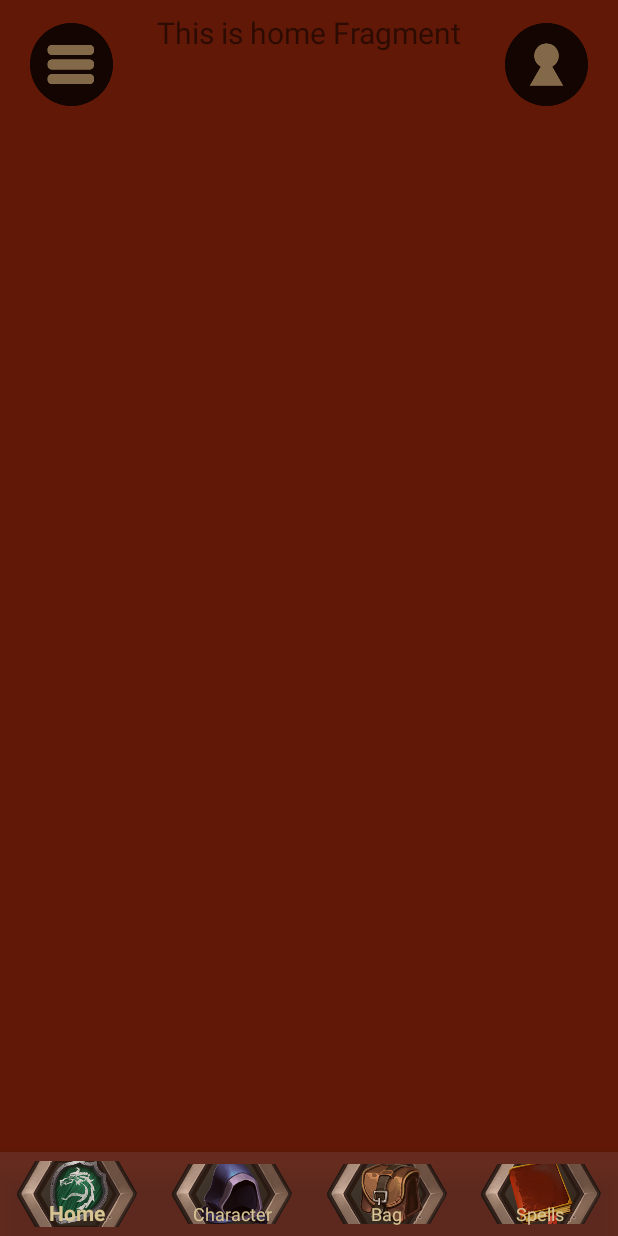
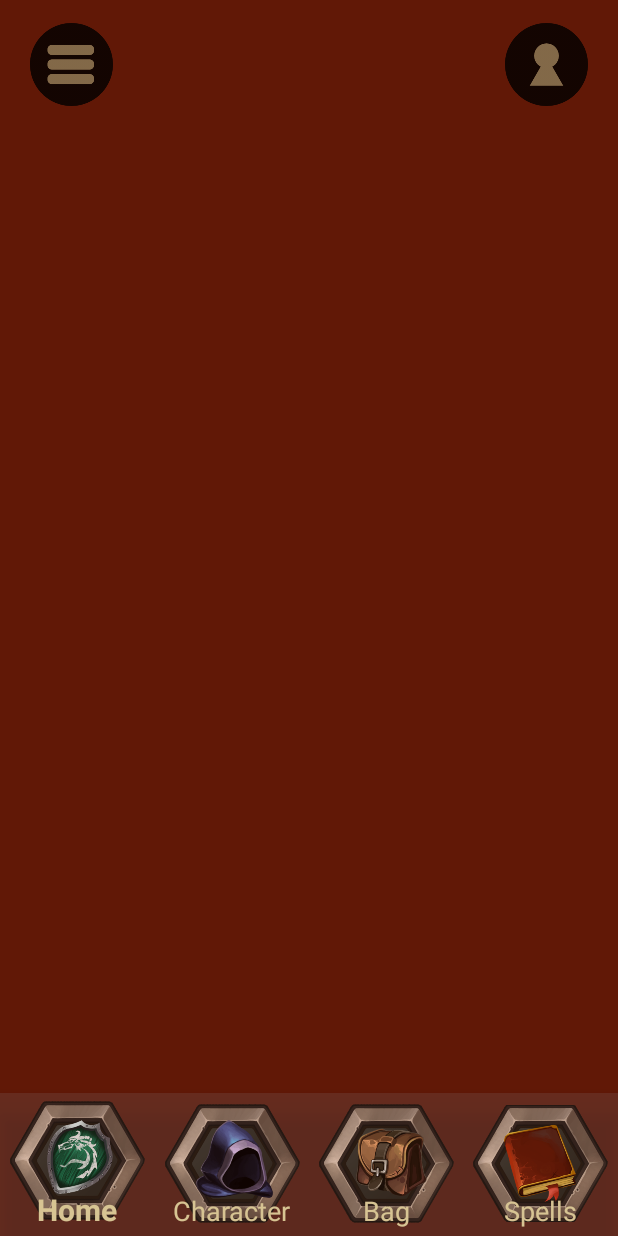
Before and after one commit to IrisSaskia/DnDApp, an Android app: the screen it shows after launch (MainActivity), on a phone screen of 412 x 824 dp. Run offline under Robolectric (Android 15) with nearby library versions, the phone set to English and light mode, and no system bars; our stand-ins replace navigation-ui; 2 statements that could not run were skipped.

Commit message:
Sized the bottom menu correctly and added image assets for the home page

```diff
--- a/App/app/src/main/res/layout/activity_main.xml
+++ b/App/app/src/main/res/layout/activity_main.xml
@@ -15,7 +15,7 @@
         android:layout_height="wrap_content"
         android:alpha="@dimen/cohesion_opacity"
         android:background="@color/tabBarColor"
-        app:itemIconSize="80dp"
+        app:itemIconSize="@dimen/tab_icon_size"
         app:itemTextColor="@color/text_color"
         app:labelVisibilityMode="labeled"
         app:layout_constraintBottom_toBottomOf="parent"
--- a/App/app/src/main/res/layout/fragment_home.xml
+++ b/App/app/src/main/res/layout/fragment_home.xml
@@ -2,18 +2,4 @@
 <androidx.constraintlayout.widget.ConstraintLayout xmlns:android="http://schemas.android.com/apk/res/android"
     xmlns:app="http://schemas.android.com/apk/res-auto"
     android:layout_width="match_parent"
-    android:layout_height="match_parent">
-
-    <TextView
-        android:id="@+id/text_home"
-        android:layout_width="match_parent"
-        android:layout_height="wrap_content"
-        android:layout_marginStart="8dp"
-        android:layout_marginTop="8dp"
-        android:layout_marginEnd="8dp"
-        android:textAlignment="center"
-        android:textSize="20sp"
-        app:layout_constraintEnd_toEndOf="parent"
-        app:layout_constraintStart_toStartOf="parent"
-        app:layout_constraintTop_toTopOf="parent" />
-</androidx.constraintlayout.widget.ConstraintLayout>
+    android:layout_height="match_parent"/>
--- a/App/app/src/main/res/values/dimens.xml
+++ b/App/app/src/main/res/values/dimens.xml
@@ -1,8 +1,13 @@
-<resources>
+<resources xmlns:tools="http://schemas.android.com/tools">
     <!-- Default screen margins, per the Android Design guidelines. -->
     <dimen name="activity_horizontal_margin">16dp</dimen>
     <dimen name="activity_vertical_margin">16dp</dimen>
     <dimen name="top_button_size">55dp</dimen>
     <item name="tab_bar_opacity" type="dimen" format="float">0.5</item>
     <item name="cohesion_opacity" type="dimen" format="float">0.8</item>
+    <dimen name="tab_icon_size">90dp</dimen>
+    <dimen name="design_bottom_navigation_height" tools:override="true">95dp</dimen>
+    <dimen name="design_bottom_navigation_text_size" tools:override="true">18sp</dimen>
+    <dimen name="design_bottom_navigation_active_text_size" tools:override="true">20sp</dimen>
+    <dimen name="design_bottom_navigation_margin" tools:override="true">2dp</dimen>
 </resources>
```
Also changed, not shown: App/app/src/main/res/drawable/bag.png (deleted), App/app/src/main/res/drawable/character.png (deleted), App/app/src/main/res/drawable/character_banner.png (added), App/app/src/main/res/drawable/damage_icon.png (added), App/app/src/main/res/drawable/fight_icon.png (added), App/app/src/main/res/drawable/heal_icon.png (added), App/app/src/main/res/drawable/home.png (deleted), App/app/src/main/res/drawable/info_background.png (added), App/app/src/main/res/drawable/rest_icon.png (added), App/app/src/main/res/drawable/shield_ac.png (added), App/app/src/main/res/drawable/spells.png (deleted), App/app/src/main/res/drawable/stat_background.png (added).
